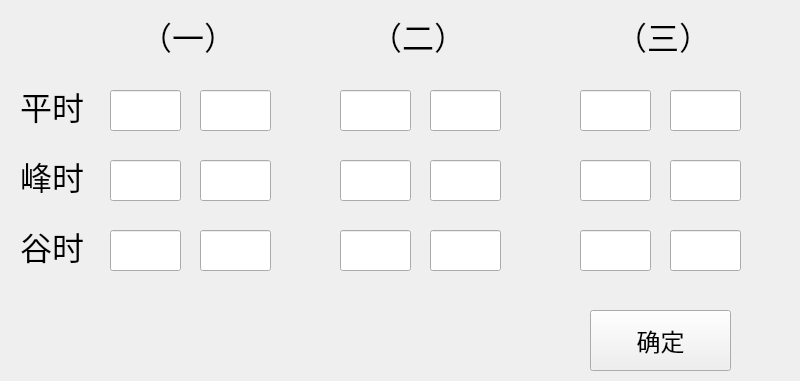
This is chargeform.ui in alphonso64/EnergyBox as Qt 5 draws it before an edit. The edited form follows.
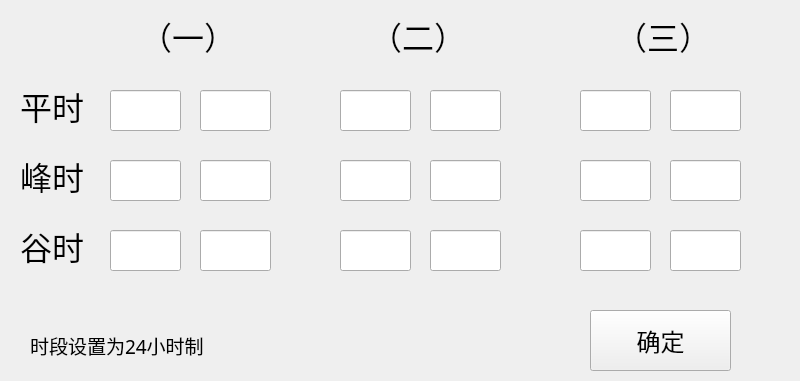
This is the edited form.

The edit to the form file:
```diff
--- a/chargeform.ui
+++ b/chargeform.ui
@@ -488,6 +488,25 @@
     <string>确定</string>
    </property>
   </widget>
+  <widget class="QLabel" name="label_7">
+   <property name="geometry">
+    <rect>
+     <x>30</x>
+     <y>330</y>
+     <width>451</width>
+     <height>31</height>
+    </rect>
+   </property>
+   <property name="font">
+    <font>
+     <family>微软雅黑</family>
+     <pointsize>14</pointsize>
+    </font>
+   </property>
+   <property name="text">
+    <string>时段设置为24小时制</string>
+   </property>
+  </widget>
  </widget>
  <resources/>
  <connections/>
```
